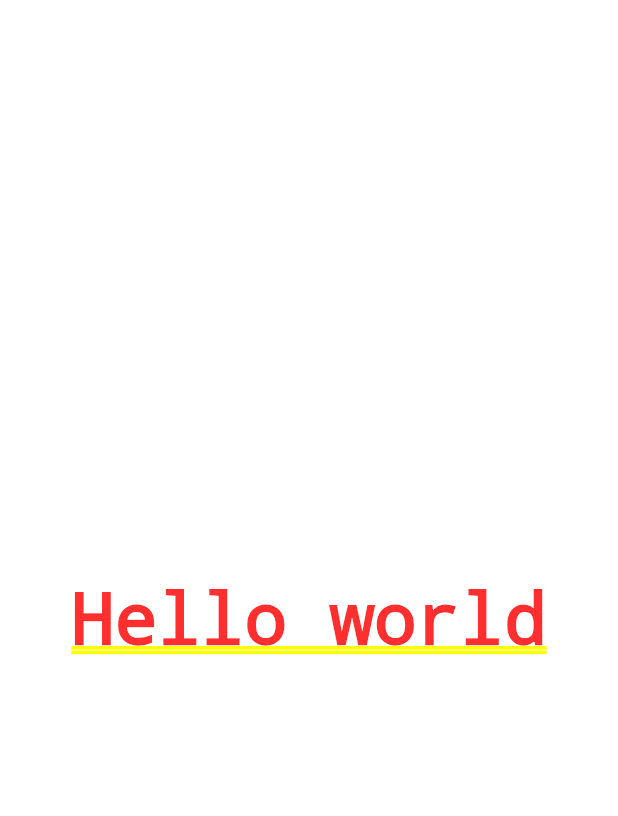
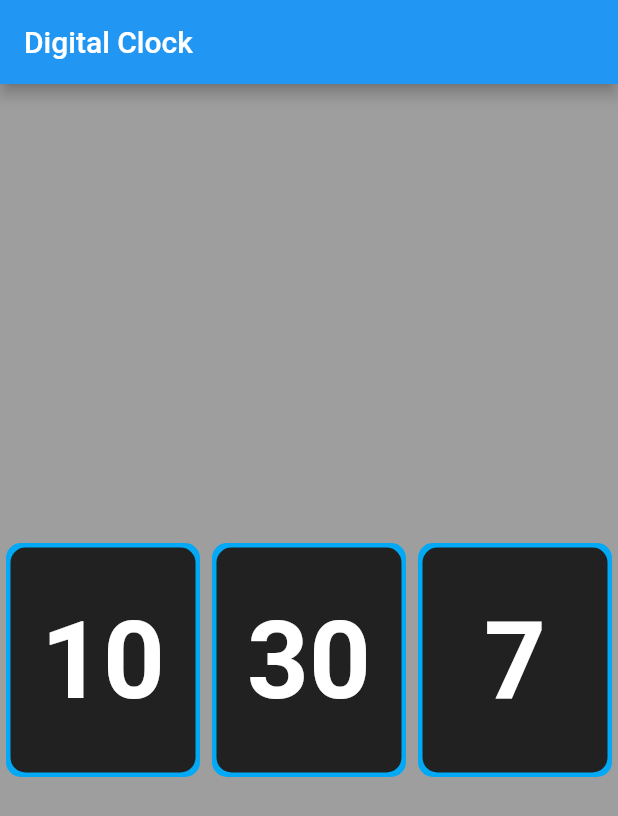
Before and after one commit to aamirpinger/flutter-slide-code, a Flutter app: the screen it shows after launch, on a phone screen of 412 x 824 dp. Shown: the top 816 px of the screen. Run offline on Flutter 3.47's test engine with Material 2 defaults, Android fonts, the phone set to English and light mode, and no system bars.

Commit message:
Exercise Digital clock

```diff
--- a/lib/main.dart
+++ b/lib/main.dart
@@ -1,11 +1,103 @@
+import 'package:flutter/cupertino.dart';
 import 'package:flutter/material.dart';
 
 void main() {
-  runApp(MaterialApp(
-    home: Center(
-      child: Text(
-        'Hello world',
+  runApp(DigitalClock());
+}
+
+class DigitalClock extends StatefulWidget {
+  const DigitalClock({Key? key}) : super(key: key);
+
+  @override
+  _DigitalClockState createState() => _DigitalClockState();
+}
+
+class _DigitalClockState extends State<DigitalClock> {
+  final EdgeInsets paddingValue = EdgeInsets.all(7);
+  final double containerSize = 150.0;
+  final TextStyle fontStyle =
+      TextStyle(fontSize: 72, color: Colors.white, fontWeight: FontWeight.bold);
+  final BoxDecoration roundRadius = BoxDecoration(
+    borderRadius: BorderRadius.circular(10),
+    color: Colors.grey.shade900,
+    boxShadow: [
+      BoxShadow(color: Colors.lightBlue, spreadRadius: 3),
+    ],
+  );
+
+  int hour = DateTime.now().hour;
+  int minute = DateTime.now().minute;
+  int second = DateTime.now().second;
+
+  @override
+  Widget build(BuildContext context) {
+    Future.delayed(const Duration(seconds: 1), () {
+      setState(() {
+        hour = DateTime.now().hour;
+        minute = DateTime.now().minute;
+        second = DateTime.now().second;
+      });
+    });
+
+    return MaterialApp(
+      home: Scaffold(
+        appBar: AppBar(
+          title: Text('Digital Clock'),
+        ),
+        backgroundColor: Colors.grey,
+        body: Center(
+          child: Row(
+            mainAxisAlignment: MainAxisAlignment.spaceAround,
+            children: [
+              Expanded(
+                child: Padding(
+                  padding: paddingValue,
+                  child: Container(
+                    decoration: roundRadius,
+                    height: containerSize,
+                    child: Center(
+                      child: Text(
+                        hour.toString(),
+                        style: fontStyle,
+                      ),
+                    ),
+                  ),
+                ),
+              ),
+              Expanded(
+                child: Padding(
+                  padding: paddingValue,
+                  child: Container(
+                    decoration: roundRadius,
+                    height: containerSize,
+                    child: Center(
+                      child: Text(
+                        minute.toString(),
+                        style: fontStyle,
+                      ),
+                    ),
+                  ),
+                ),
+              ),
+              Expanded(
+                child: Padding(
+                  padding: paddingValue,
+                  child: Container(
+                    decoration: roundRadius,
+                    height: containerSize,
+                    child: Center(
+                      child: Text(
+                        second.toString(),
+                        style: fontStyle,
+                      ),
+                    ),
+                  ),
+                ),
+              ),
+            ],
+          ),
+        ),
       ),
-    ),
-  ));
+    );
+  }
 }
```
